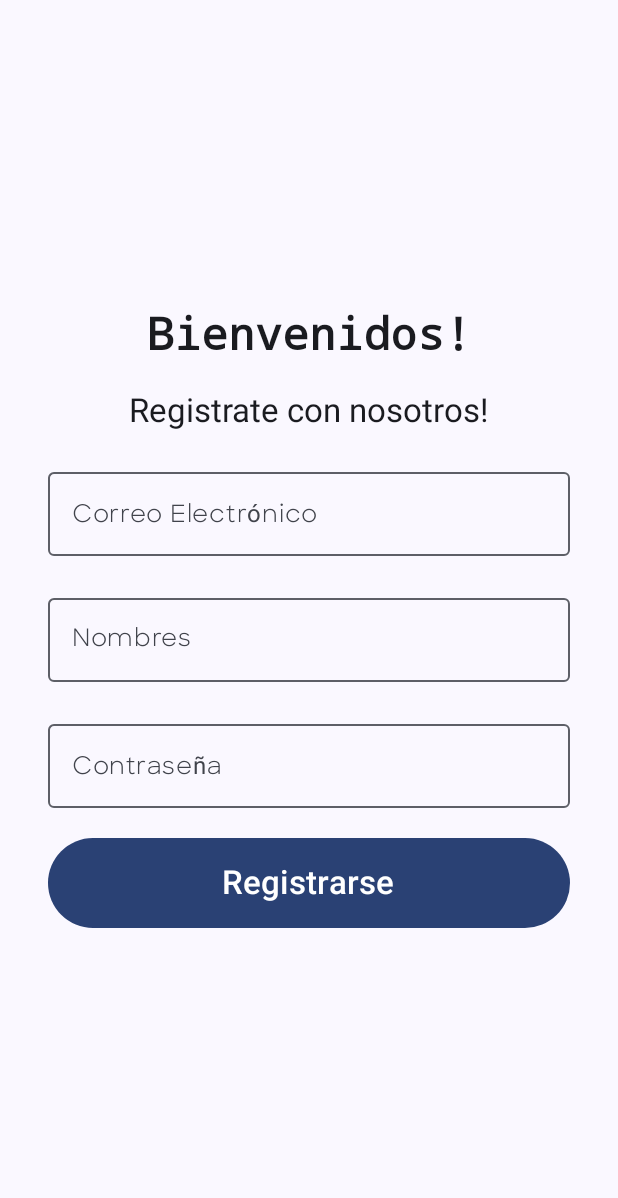
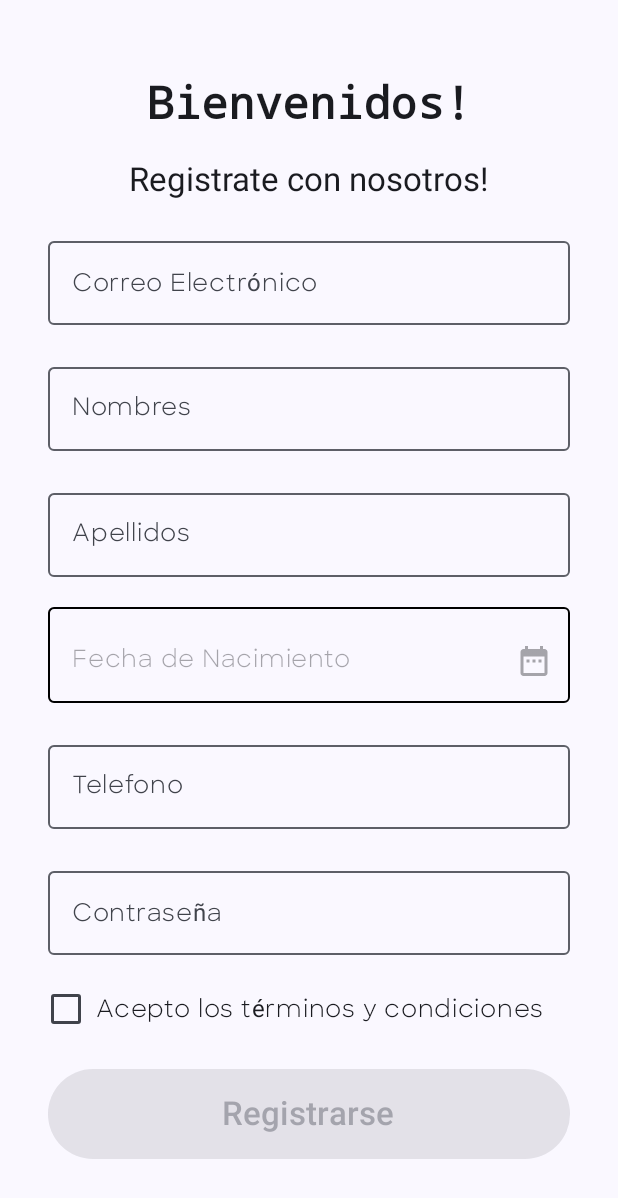
Before and after one commit to shanadyestrada/pizzahutapp, an Android app built with Jetpack Compose: the screen it shows after launch (MainActivity), after a tap on "Registrarse", on a phone screen of 412 x 824 dp. Shown: the top 1198 px of the screen. Run offline under Robolectric (Android 15) with nearby library versions, the phone set to English and light mode, and no system bars; our stand-ins replace Firebase (no records; nobody signed in at launch, a user with empty details on screens opened directly); Roboto replaces fonts that are not available here.

Commit message:
Campos adicionales de singup y redireccion del login a singup

```diff
--- a/app/src/main/java/com/example/pizzahutapp/model/UserModel.kt
+++ b/app/src/main/java/com/example/pizzahutapp/model/UserModel.kt
@@ -2,6 +2,9 @@ package com.example.pizzahutapp.model
 
 data class UserModel(
     val nombre : String = "",
+    val apellidos : String = "",
+    val fechaNacimiento: String = "",
+    val telefono : String = "",
     val email : String = "",
     val userId : String = "",
     val cartItems : Map<String, Long> = emptyMap()
--- a/app/src/main/java/com/example/pizzahutapp/screen/LoginScreen.kt
+++ b/app/src/main/java/com/example/pizzahutapp/screen/LoginScreen.kt
@@ -164,13 +164,15 @@ fun LoginScreen(modifier: Modifier = Modifier, navController: NavController, aut
             verticalAlignment = Alignment.CenterVertically
         ) {
             Text(text = "¿Usuario nuevo? ", fontSize = 14.sp)
-            TextButton(onClick = { /* TODO: Navegar a la pantalla de registro */ }) {
+            TextButton(onClick = {
+                navController.navigate("signup")
+            }) {
                 Text(
                     text = "Crea tu cuenta aquí",
                     color = MaterialTheme.colorScheme.primary,
                     textDecoration = TextDecoration.Underline,
                     fontSize = 14.sp,
-                    fontWeight = FontWeight.Bold // Para que resalte un poco más
+                    fontWeight = FontWeight.Bold
                 )
             }
         }
--- a/app/src/main/java/com/example/pizzahutapp/screen/SignUpScreen.kt
+++ b/app/src/main/java/com/example/pizzahutapp/screen/SignUpScreen.kt
@@ -1,5 +1,9 @@
 package com.example.pizzahutapp.screen
 
+import android.app.DatePickerDialog
+import android.widget.DatePicker
+import androidx.compose.foundation.border
+import androidx.compose.foundation.clickable
 import androidx.compose.foundation.layout.Arrangement
 import androidx.compose.foundation.layout.Column
 import androidx.compose.foundation.layout.Spacer
@@ -8,6 +12,9 @@ import androidx.compose.foundation.layout.fillMaxWidth
 import androidx.compose.foundation.layout.height
 import androidx.compose.foundation.layout.padding
 import androidx.compose.material3.Button
+import androidx.compose.material3.Icon
+import androidx.compose.material.icons.Icons
+import androidx.compose.material.icons.filled.DateRange
 import androidx.compose.material3.OutlinedTextField
 import androidx.compose.material3.Text
 import androidx.compose.runtime.Composable
@@ -29,6 +36,19 @@ import androidx.lifecycle.viewmodel.compose.viewModel
 import androidx.navigation.NavController
 import com.example.pizzahutapp.AppUtil
 import com.example.pizzahutapp.viewmodel.AuthViewModel
+import java.util.Calendar
+import androidx.compose.ui.graphics.Color
+import androidx.compose.foundation.layout.Box
+import androidx.compose.foundation.shape.RoundedCornerShape
+import androidx.compose.material3.OutlinedTextFieldDefaults
+import androidx.compose.material3.Checkbox
+import androidx.compose.foundation.layout.Row
+import androidx.compose.foundation.layout.width
+import androidx.compose.foundation.selection.toggleable
+import androidx.compose.foundation.text.KeyboardOptions
+import androidx.compose.ui.semantics.Role
+import androidx.compose.ui.text.input.ImeAction
+import androidx.compose.ui.text.input.KeyboardType
 
 @Composable
 fun SignUpScreen(modifier: Modifier = Modifier, navController: NavController, authViewModel: AuthViewModel = viewModel()) {
@@ -41,6 +61,18 @@ fun SignUpScreen(modifier: Modifier = Modifier, navController: NavController, au
         mutableStateOf("")
     }
 
+    var apellidos by remember {
+        mutableStateOf("")
+    }
+
+    var fechaNacimiento by remember {
+        mutableStateOf("")
+    }
+
+    var telefono by remember {
+        mutableStateOf("")
+    }
+
     var password by remember {
         mutableStateOf("")
     }
@@ -49,7 +81,35 @@ fun SignUpScreen(modifier: Modifier = Modifier, navController: NavController, au
         mutableStateOf(false)
     }
 
+    var acceptsTerms by remember { mutableStateOf(false) }
+
     var context = LocalContext.current
+
+    var year: Int
+    var month: Int
+    var day: Int
+
+    val calendar = Calendar.getInstance()
+    year = calendar.get(Calendar.YEAR)
+    month = calendar.get(Calendar.MONTH)
+    day = calendar.get(Calendar.DAY_OF_MONTH)
+
+    val datePickerDialog = remember {
+        DatePickerDialog(
+            context,
+            { _: DatePicker, selectedYear: Int, selectedMonth: Int, selectedDayOfMonth: Int ->
+                fechaNacimiento = String.format(
+                    "%02d/%02d/%d",
+                    selectedDayOfMonth,
+                    selectedMonth + 1,
+                    selectedYear
+                )
+            }, year, month, day
+        )
+    }.apply{
+        datePicker.maxDate = System.currentTimeMillis()
+    }
+
 
     Column (modifier = Modifier
         .fillMaxSize()
@@ -95,6 +155,71 @@ fun SignUpScreen(modifier: Modifier = Modifier, navController: NavController, au
 
         Spacer(modifier = Modifier.height(20.dp))
         OutlinedTextField(
+            value = apellidos,
+            onValueChange = {
+                apellidos = it
+            }, label = {
+                Text(text = "Apellidos")
+            },
+            modifier = Modifier.fillMaxWidth()
+        )
+
+        Spacer(modifier = Modifier.height(20.dp))
+        Box(modifier = Modifier
+            .fillMaxWidth()
+            .clickable {
+                datePickerDialog.show()
+            }
+            .border(
+                width = 1.dp,
+                color = Color.Black,
+                shape = RoundedCornerShape(4.dp)
+            )
+        ) {
+            OutlinedTextField(
+                value = fechaNacimiento,
+                onValueChange = {
+
+                },
+                label = {
+                    Text(text = "Fecha de Nacimiento")
+                },
+                readOnly = true,
+                enabled = false,
+                modifier = Modifier.fillMaxWidth(),
+                trailingIcon = {
+                    Icon(
+                        imageVector = Icons.Default.DateRange,
+                        contentDescription = "Seleccionar Fecha"
+                    )
+                },
+                colors = OutlinedTextFieldDefaults.colors(
+                    disabledBorderColor = Color.Transparent,
+                    disabledTextColor = Color.Black
+                )
+            )
+        }
+
+        Spacer(modifier = Modifier.height(20.dp))
+        OutlinedTextField(
+            value = telefono,
+            onValueChange = { newValue ->
+                val filteredValue = newValue.filter { it.isDigit() }
+                if (filteredValue.length <= 9){
+                    telefono = filteredValue
+                }
+            }, label = {
+                Text(text = "Telefono")
+            },
+            modifier = Modifier.fillMaxWidth(),
+            keyboardOptions = KeyboardOptions(
+                keyboardType = KeyboardType.Number,
+                imeAction = ImeAction.Done
+            )
+        )
+
+        Spacer(modifier = Modifier.height(20.dp))
+        OutlinedTextField(
             value = password,
             onValueChange = {
                 password = it
@@ -105,10 +230,31 @@ fun SignUpScreen(modifier: Modifier = Modifier, navController: NavController, au
             visualTransformation = PasswordVisualTransformation()
         )
 
+        Spacer(modifier = Modifier.height(16.dp))
+        Row(
+            modifier = Modifier
+                .fillMaxWidth()
+                .toggleable(
+                    value = acceptsTerms,
+                    onValueChange = { acceptsTerms = it },
+                    role = Role.Checkbox
+                )
+                .padding(vertical = 8.dp),
+            verticalAlignment = Alignment.CenterVertically,
+            horizontalArrangement = Arrangement.Start
+        ) {
+            Checkbox(
+                checked = acceptsTerms,
+                onCheckedChange = null
+            )
+            Spacer(modifier = Modifier.width(8.dp))
+            Text(text = "Acepto los términos y condiciones")
+        }
+
         Spacer(modifier = Modifier.height(20.dp))
         Button(onClick = {
             isLoading = true
-            authViewModel.signup(email, nombre, password) {sucess,errorMesagge ->
+            authViewModel.signup(email, nombre, apellidos, fechaNacimiento, telefono, password) {sucess,errorMesagge ->
                 if (sucess) {
                     isLoading = false
                     navController.navigate("home") {
@@ -122,7 +268,7 @@ fun SignUpScreen(modifier: Modifier = Modifier, navController: NavController, au
                 }
             }
         },
-            enabled = !isLoading,
+            enabled = !isLoading && acceptsTerms,
             modifier = Modifier.fillMaxWidth()
                 .height(60.dp)
         ) {
--- a/app/src/main/java/com/example/pizzahutapp/viewmodel/AuthViewModel.kt
+++ b/app/src/main/java/com/example/pizzahutapp/viewmodel/AuthViewModel.kt
@@ -22,15 +22,20 @@ class AuthViewModel  : ViewModel() {
             }
     }
 
-    fun signup(email : String,
-               nombre : String,
-               password : String,
-               onResult : (Boolean,String?) -> Unit) {
+    fun signup(
+        email: String,
+        nombre: String,
+        apellidos: String,
+        password: String,
+        fechaNacimiento: String,
+        telefono: String,
+        onResult: (Boolean, String?) -> Unit
+    ) {
         auth.createUserWithEmailAndPassword(email,password)
             .addOnCompleteListener {
                 if (it.isSuccessful) {
                     var userId = it.result?.user?.uid
-                    val userModel = UserModel(nombre, email, userId!!)
+                    val userModel = UserModel(nombre,apellidos, fechaNacimiento, telefono, email, userId!!)
                     firestore.collection("usuarios").document(userId)
                         .set(userModel)
                         .addOnCompleteListener { dbTask->
```
Lines whose indentation alone changed are shown as unchanged.
